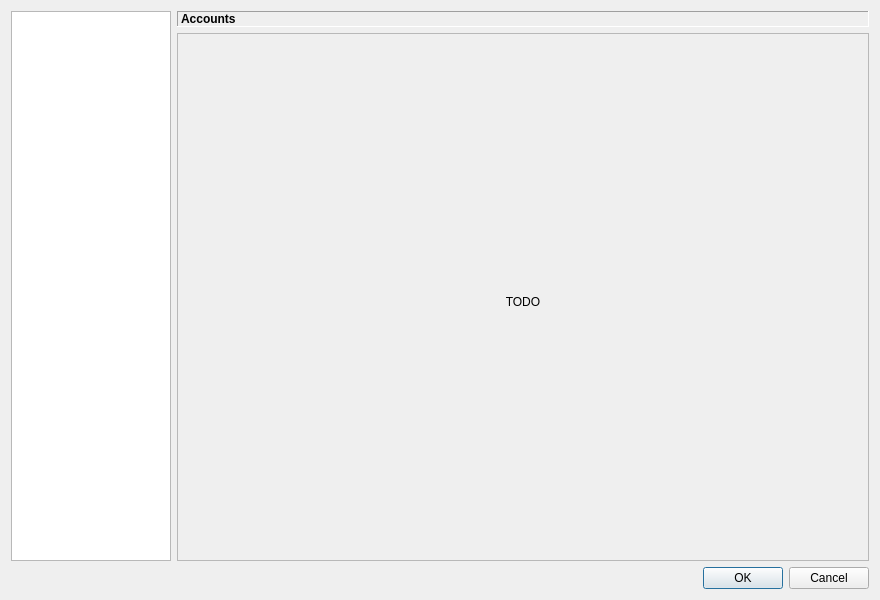
The window that src/gui/settings/settings_dialog.ui (MedAmineProg/taiga) describes before a commit, drawn with Qt 5.
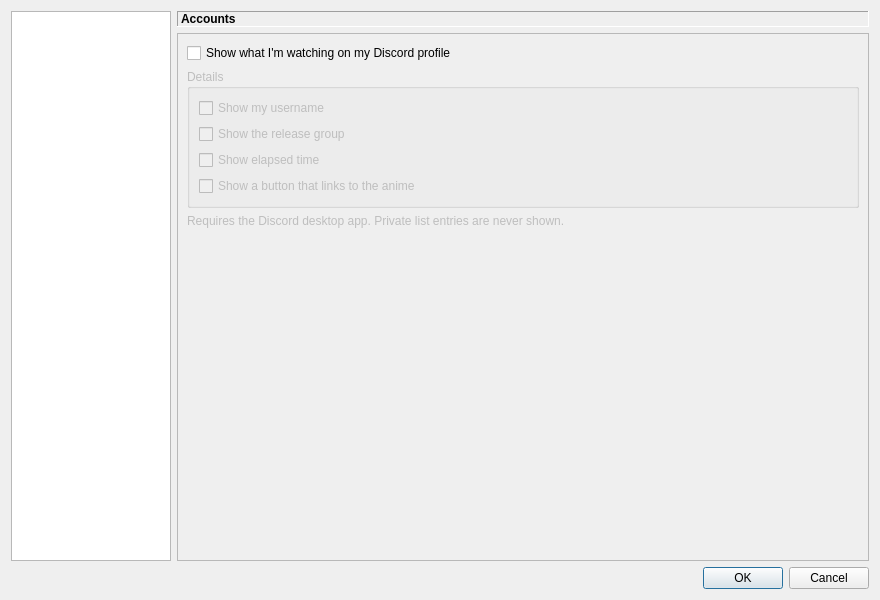
The same window after the commit. The open tabs and pages were chosen to show the change.

Commit message: Add Discord Rich Presence

```diff
--- a/src/gui/settings/settings_dialog.ui
+++ b/src/gui/settings/settings_dialog.ui
@@ -681,6 +681,83 @@
            </item>
           </layout>
          </widget>
+         <widget class="QWidget" name="discordPage">
+          <layout class="QVBoxLayout" name="discordLayout">
+           <item>
+            <widget class="QCheckBox" name="discordEnabledCheckBox">
+             <property name="text">
+              <string>Show what I'm watching on my Discord profile</string>
+             </property>
+            </widget>
+           </item>
+           <item>
+            <widget class="QGroupBox" name="discordOptionsGroupBox">
+             <property name="enabled">
+              <bool>false</bool>
+             </property>
+             <property name="title">
+              <string>Details</string>
+             </property>
+             <layout class="QVBoxLayout" name="discordOptionsLayout">
+              <item>
+               <widget class="QCheckBox" name="discordUsernameCheckBox">
+                <property name="text">
+                 <string>Show my username</string>
+                </property>
+               </widget>
+              </item>
+              <item>
+               <widget class="QCheckBox" name="discordGroupCheckBox">
+                <property name="text">
+                 <string>Show the release group</string>
+                </property>
+               </widget>
+              </item>
+              <item>
+               <widget class="QCheckBox" name="discordTimeCheckBox">
+                <property name="text">
+                 <string>Show elapsed time</string>
+                </property>
+               </widget>
+              </item>
+              <item>
+               <widget class="QCheckBox" name="discordButtonCheckBox">
+                <property name="text">
+                 <string>Show a button that links to the anime</string>
+                </property>
+               </widget>
+              </item>
+             </layout>
+            </widget>
+           </item>
+           <item>
+            <widget class="QLabel" name="discordHintLabel">
+             <property name="enabled">
+              <bool>false</bool>
+             </property>
+             <property name="text">
+              <string>Requires the Discord desktop app. Private list entries are never shown.</string>
+             </property>
+             <property name="wordWrap">
+              <bool>true</bool>
+             </property>
+            </widget>
+           </item>
+           <item>
+            <spacer name="discordVerticalSpacer">
+             <property name="orientation">
+              <enum>Qt::Vertical</enum>
+             </property>
+             <property name="sizeHint" stdset="0">
+              <size>
+               <width>20</width>
+               <height>40</height>
+              </size>
+             </property>
+            </spacer>
+           </item>
+          </layout>
+         </widget>
          <widget class="QWidget" name="advancedPage">
           <layout class="QVBoxLayout" name="verticalLayout_12">
            <item>
```
The commit also changes 19 other files.
